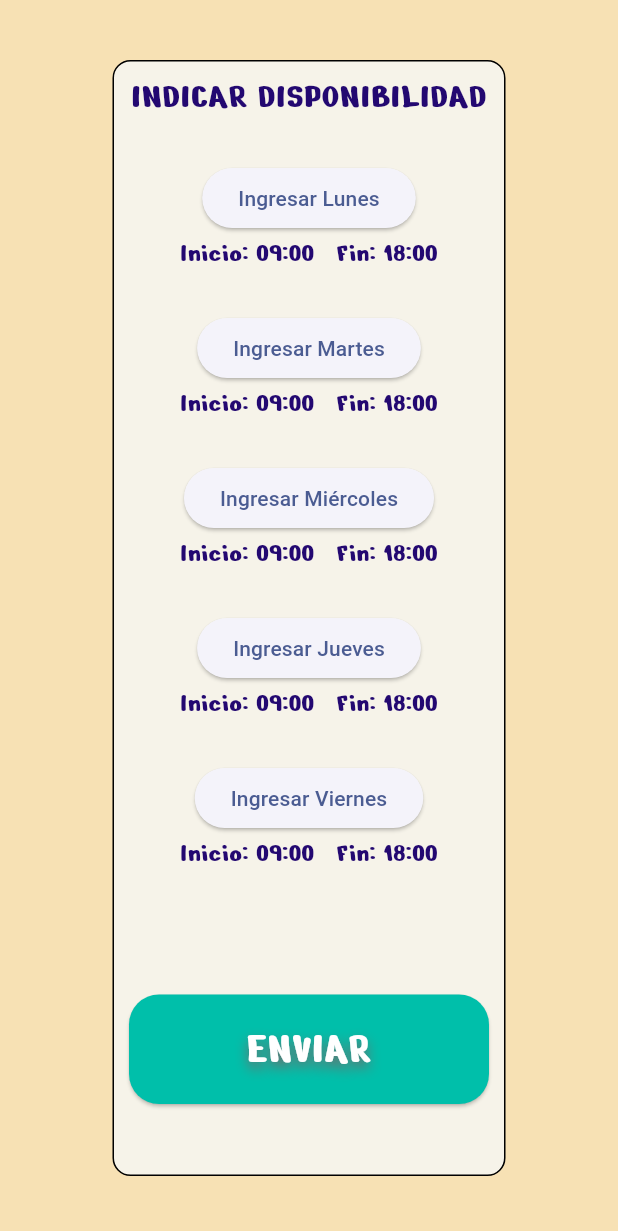
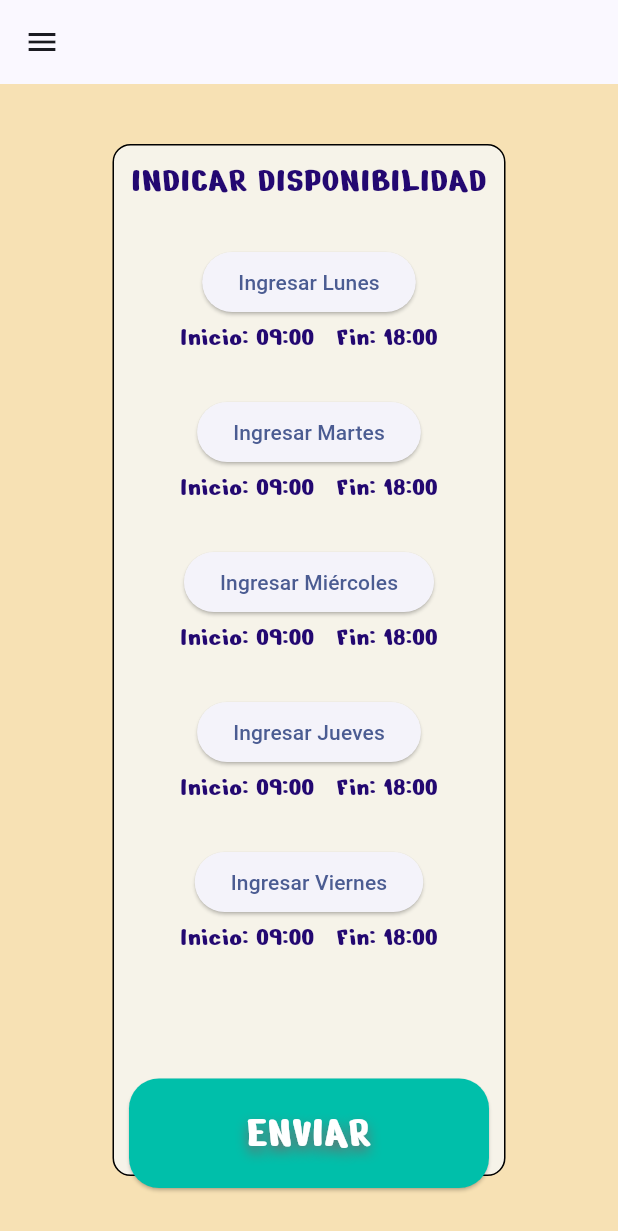
Before and after one commit to MarceloCheloMacedo/InteraccionHumanaComputadora, a Flutter app: the Available_Teacher screen opened directly, on a phone screen of 412 x 824 dp. Shown: the top 1231 px of the screen. Run offline on Flutter 3.47's test engine with Material 2 defaults, Android fonts, the phone set to English and light mode, and no system bars; our stand-ins replace cloud_firestore, csc_picker, date_field, firebase_auth, firebase_core, google_sign_in and 1 more; missing offline and left inert: time_range_picker; accounts and stored records are empty.

Commit message:
Fixes Menu

```diff
--- a/your_teacher/lib/Pantallas/Available_Teacher.dart
+++ b/your_teacher/lib/Pantallas/Available_Teacher.dart
@@ -6,6 +6,7 @@ import 'package:your_teacher/Dominios/Disponibilidad.dart';
 import 'package:time_range_picker/time_range_picker.dart';
 import 'package:your_teacher/Logica/flutterMethods.dart';
 import 'package:your_teacher/Pantallas/homePage.dart';
+import 'package:your_teacher/Pantallas/widget/NavDrawerStudentTeacher.dart';
 
 class Available_Teacher extends StatefulWidget {
   const Available_Teacher({Key? key});
@@ -46,6 +47,10 @@ class _Available_TeacherState extends State<Available_Teacher> {
   Widget build(BuildContext context) {
     correo = Provider.of<AppState>(context).usuarioLogeado!.correo;
     return Scaffold(
+      drawer: NavDrawerStudentTeacher(),
+      appBar: AppBar(
+        title: Text(''),
+      ),
       backgroundColor: const Color.fromRGBO(247, 225, 180, 1),
       body: Center(
         child: Container(
--- a/your_teacher/lib/Pantallas/find_class.dart
+++ b/your_teacher/lib/Pantallas/find_class.dart
@@ -5,6 +5,7 @@ import 'package:your_teacher/Logica/flutterMethods.dart';
 import 'package:your_teacher/Pantallas/Available_Lessons.dart';
 import 'package:csc_picker/csc_picker.dart';
 import 'package:your_teacher/AccesoDatos/firebase_service.dart';
+import 'package:your_teacher/Pantallas/widget/NavDrawerStudentTeacher.dart';
 import '../Dominios/user.dart';
 
 class MyFind_Class extends StatefulWidget {
@@ -31,6 +32,11 @@ class _MyFind_ClassState extends State<MyFind_Class> {
   @override
   Widget build(BuildContext context) {
     return Scaffold(
+      drawer: NavDrawerStudentTeacher(),
+      appBar: AppBar(
+        title: Text(''),
+      ),
+
       backgroundColor: const Color.fromRGBO(247, 225, 180, 1),
       body: Center(
         child: Container(
```
Also changed, not shown: your_teacher/lib/Pantallas/Available_Lessons.dart (+13 -5 lines).
